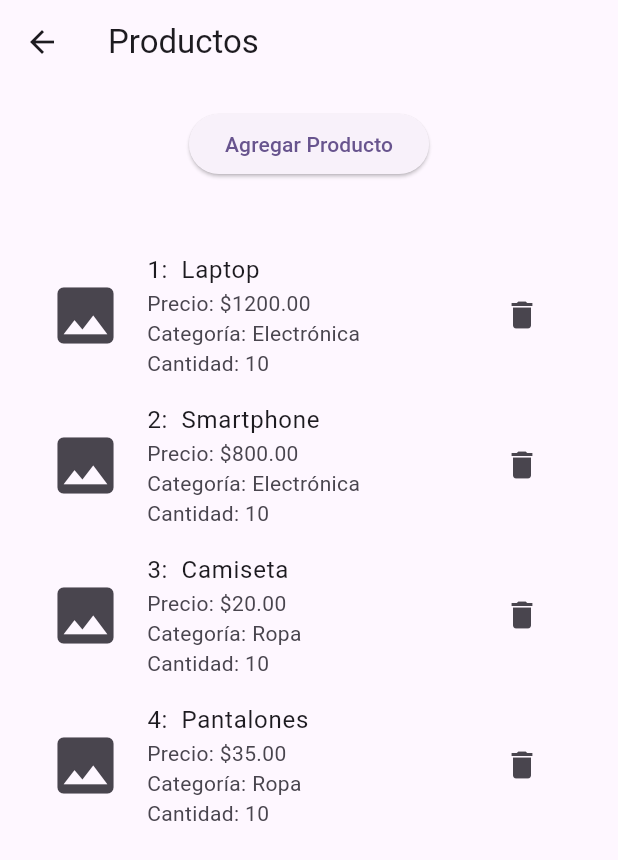
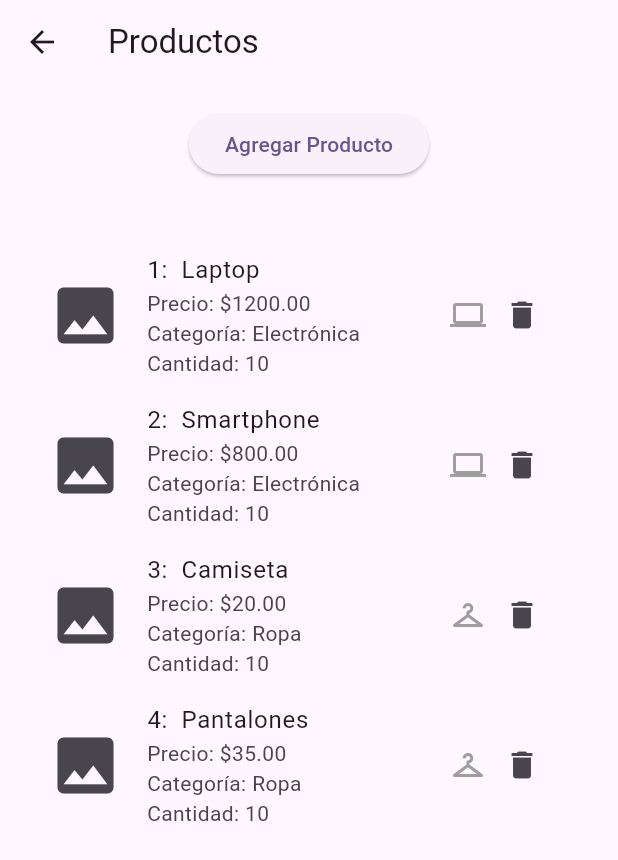
Before and after one commit to jorgesemai19/parcial2, a Flutter app: the ProductScreen screen opened by its route, on a phone screen of 412 x 824 dp. Shown: the top 860 px of the screen. Run offline on Flutter 3.47's test engine with Material 3 defaults, Android fonts, the light colour scheme and no system bars; our stand-ins replace image_picker.

Commit message:
se agrega el icono de categorias en los productos en la pantalla de inicio

```diff
--- a/lib/screens/product_screen.dart
+++ b/lib/screens/product_screen.dart
@@ -90,11 +90,22 @@ class _ProductScreenState extends State<ProductScreen> {
                       'Categoría: ${category != null ? category.nombre : "No asignada"}\n'
                       'Cantidad: ${product.cantidad}', // Muestra la cantidad aquí
                     ),
-                    trailing: IconButton(
-                      icon: const Icon(Icons.delete),
-                      onPressed: () {
-                        _deleteProduct(product.idProducto);
-                      },
+                    trailing: Row(
+                      mainAxisSize: MainAxisSize.min,
+                      children: [
+                        if (category != null)
+                          Icon(
+                            category.icono, // Asegúrate de que la categoría tenga un atributo `icono`
+                            size: 24,
+                            color: Colors.grey,
+                          ),
+                        IconButton(
+                          icon: const Icon(Icons.delete),
+                          onPressed: () {
+                            _deleteProduct(product.idProducto);
+                          },
+                        ),
+                      ],
                     ),
                     onTap: () {
                       _editProduct(product);
--- a/lib/screens/sales_screen.dart
+++ b/lib/screens/sales_screen.dart
@@ -111,8 +111,10 @@ class _SalesScreenState extends State<SalesScreen> {
                 itemBuilder: (context, index) {
                   final product = _filteredProducts[index];
                   return ListTile(
+                    leading: Icon(_dataService.getIconForCategory(product.idCategoria), color: Colors.grey),
                     title: Text(product.nombre),
-                    subtitle: Text('Precio: \$${product.precioVenta.toStringAsFixed(2)}\t\t\tCantidad: ${product.cantidad.toStringAsFixed(0)}'),
+                    subtitle: Text(
+                        'Precio: \$${product.precioVenta.toStringAsFixed(2)}\t\t\tCantidad: ${product.cantidad.toStringAsFixed(0)}'),
                     trailing: IconButton(
                       icon: const Icon(Icons.add_shopping_cart),
                       onPressed: () {
--- a/lib/services/data_service.dart
+++ b/lib/services/data_service.dart
@@ -1,5 +1,6 @@
 import 'package:parcial2/models/category.dart';
 import 'package:parcial2/models/product.dart';
+import 'package:flutter/material.dart';
 
 class DataService {
   static final DataService _instance = DataService._internal();
@@ -16,12 +17,17 @@ class DataService {
     ];
   }
 
+  // Lista de categorías
   List<Category> categories = [
-    Category(idCategoria: 1, nombre: 'Electrónica'),
-    Category(idCategoria: 2, nombre: 'Ropa'),
+    Category(idCategoria: 1, nombre: 'Electrónica', icono: Icons.computer),
+    Category(idCategoria: 2, nombre: 'Ropa', icono: Icons.checkroom),
   ];
 
-  List<Product> products = []; // Lista precargada con productos
+  // Getter para acceder a las categorías
+  List<Category> get categorias => categories;
+
+  // Lista de productos
+  List<Product> products = [];
 
   // Métodos CRUD para categorías
   void addCategory(Category category) {
@@ -35,6 +41,19 @@ class DataService {
 
   void deleteCategory(int id) {
     categories.removeWhere((cat) => cat.idCategoria == id);
+  }
+
+  // Método para obtener el ícono de una categoría
+  IconData getIconForCategory(int? idCategoria) {
+    if (idCategoria != null) {
+      final categoria = categories.firstWhere(
+        (categoria) => categoria.idCategoria == idCategoria,
+        orElse: () => Category(idCategoria: 0, nombre: 'Genérico', icono: Icons.category),
+      );
+      return categoria.icono;
+    } else {
+      return Icons.category; // Ícono genérico si no se especifica categoría
+    }
   }
 
   // Métodos CRUD para productos
@@ -55,13 +74,9 @@ class DataService {
 
   // Método para obtener la categoría de un producto
   Category? getCategoryForProduct(Product product) {
-  if (product.idCategoria == null) {
-    return null; // Si idCategoria es null, retorna null directamente
+    return categories.firstWhere(
+      (category) => category.idCategoria == product.idCategoria,
+      orElse: () => Category(idCategoria: 0, nombre: 'Sin categoría', icono: Icons.category),
+    );
   }
-  return categories.firstWhere(
-    (category) => category.idCategoria == product.idCategoria,
-  );
 }
-
-
-}
```
